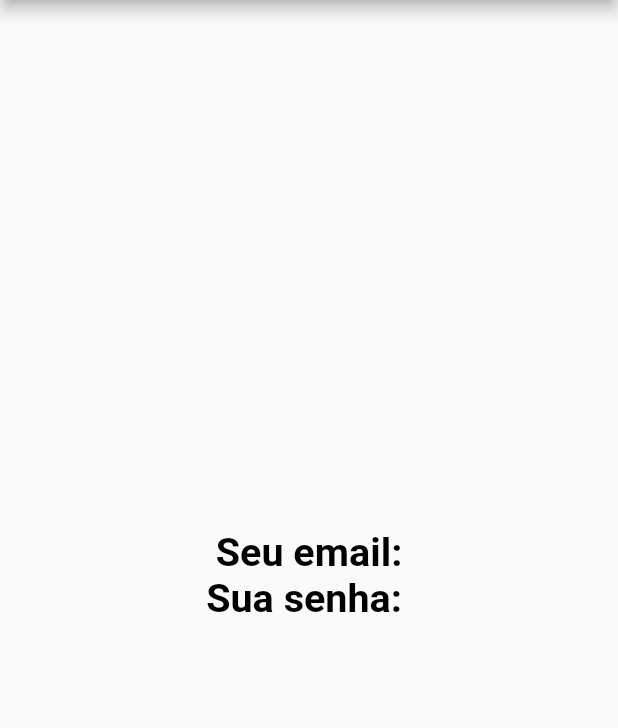
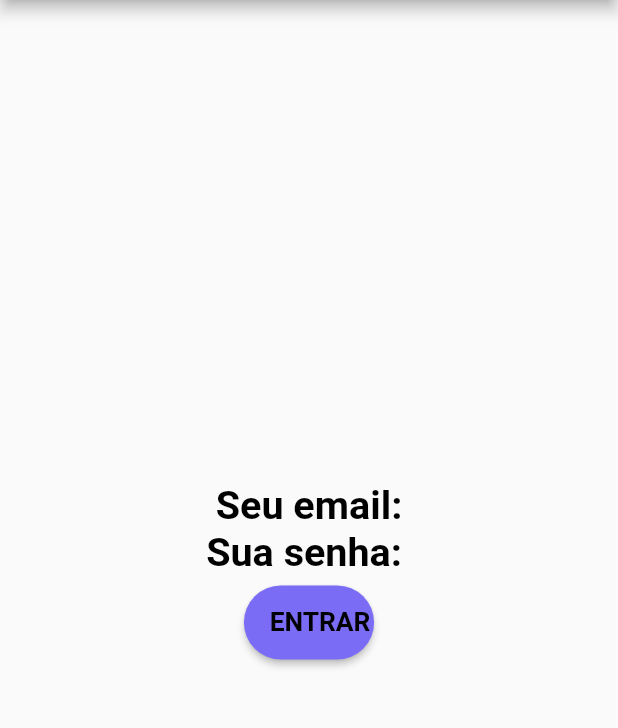
Before and after one commit to olivegusta/barbearia, a Flutter app: the screen it shows after launch, on a phone screen of 412 x 824 dp, the part 84-812 px from its top. Run offline on Flutter 3.47's test engine with Material 2 defaults, Android fonts, the phone set to English and light mode, and no system bars; missing offline and left inert: dart:js.

Commit message:
Adicionando fire base e montando tela do app

```diff
--- a/barbearia/lib/pages/login.dart
+++ b/barbearia/lib/pages/login.dart
@@ -1,7 +1,9 @@
 import 'dart:js';
 
+import 'package:barbearia/utils/common.dart';
 import 'package:barbearia/utils/consts.dart';
 import 'package:flutter/material.dart';
+import 'package:barbearia/utils/common.dart';
 
 class Login extends StatefulWidget {
   const Login({Key? key, required this.title}) : super(key: key);
@@ -30,10 +32,15 @@ class _LoginState extends State<Login> {
               "Seu email:",
               style: AppConsts.styleTitle,
             ),
-            Text(
-              "Sua senha: ",
-              style: AppConsts.styleTitle,
-            )
+            Text("Sua senha: ", style: AppConsts.styleTitle),
+            Padding(
+              padding: EdgeInsets.symmetric(horizontal: setWidth(148)),
+              child: botao(
+                  action: () => print("Apertei"),
+                  texto: "ENTRAR",
+                  maxWidth: setWidth(200),
+                  disabled: false),
+            ),
           ],
         ),
       ),
--- a/barbearia/lib/utils/consts.dart
+++ b/barbearia/lib/utils/consts.dart
@@ -28,7 +28,7 @@ class AppConsts {
 
   // Back Ground Colors
 
-  static Color backgroundColor = const Color(0xff484848);
+  static Color backgroundColor = const Color(0xff7b6cf6);
   static Color appbarBackgroundColor = const Color(0xff484848);
 
   // Cores básicas
--- a/barbearia/pubspec.yaml
+++ b/barbearia/pubspec.yaml
@@ -29,6 +29,9 @@ environment:
 dependencies:
   flutter:
     sdk: flutter
+
+    cloud_firestore: "0.13.0+1
+    intl: "0.15.6
 
 
   # The following adds the Cupertino Icons font to your application.
@@ -62,6 +65,9 @@ flutter:
   #   - images/a_dot_burr.jpeg
   #   - images/a_dot_ham.jpeg
 
+  assets:
+    -lib/assets/
+
   # An image asset can refer to one or more resolution-specific "variants", see
   # https://flutter.dev/assets-and-images/#resolution-aware.
 
```
Also changed, not shown: barbearia/lib/utils/common.dart (+12 -14 lines), 3 other files.
